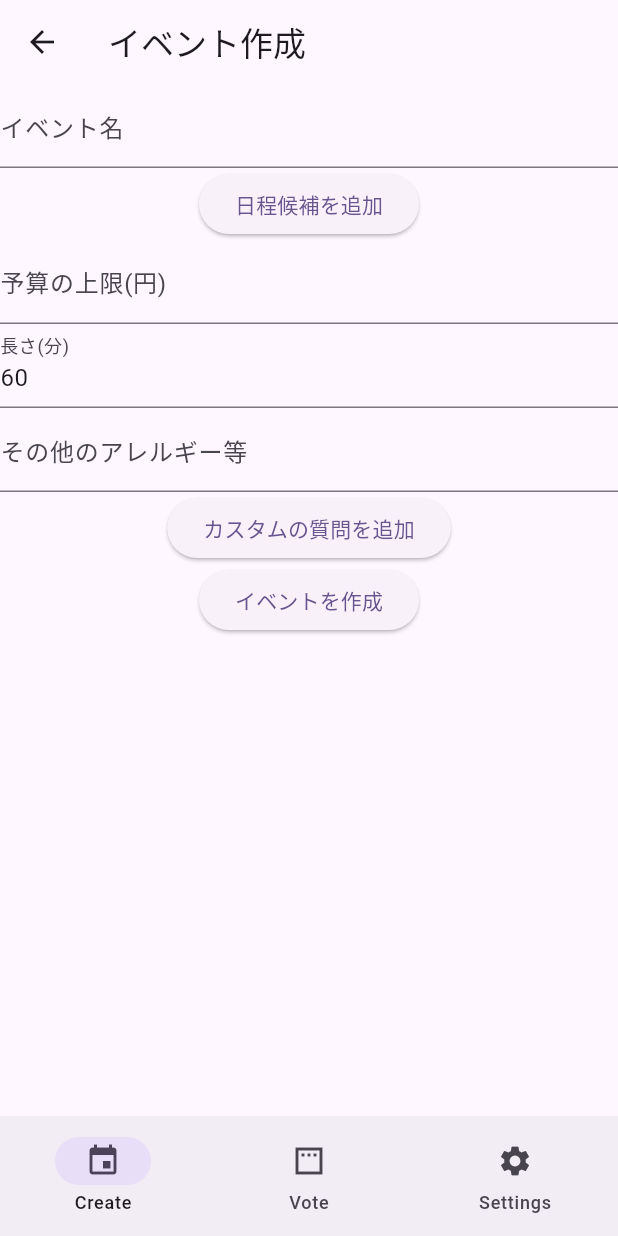
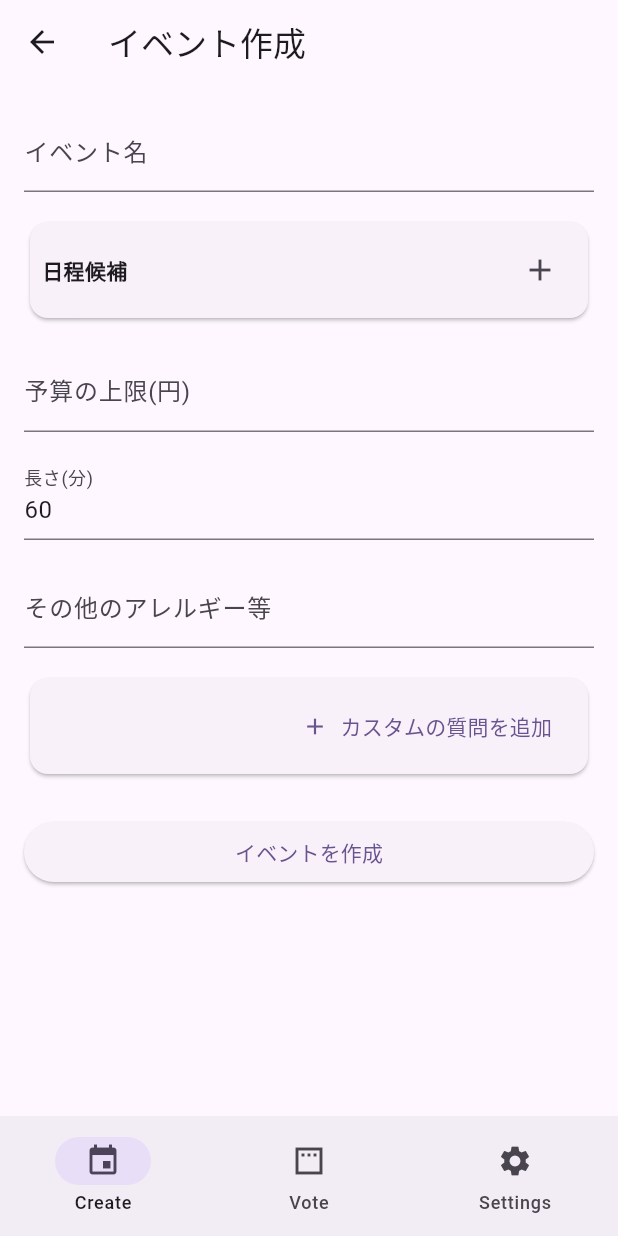
Before and after one commit to atahatah/cheers-planner, a Flutter app: the CreateEventScreen screen opened by its route, on a phone screen of 412 x 824 dp. Run offline on Flutter 3.47's test engine with Material 3 defaults, Android fonts, the phone set to English and light mode, and no system bars; our stand-ins replace cloud_firestore, cloud_functions, firebase_ai, firebase_auth, firebase_core, firebase_storage and 7 more; missing offline and left inert: firebase_app_check, firebase_ui_auth; accounts and stored records are empty; generated files the repository leaves out were written again; statements that could not run were skipped.

Commit message:
イベント関連画面のデザインを改善

```diff
--- a/flutter/lib/features/create/create_event_screen.dart
+++ b/flutter/lib/features/create/create_event_screen.dart
@@ -106,49 +106,77 @@ class CreateEventScreen extends HookConsumerWidget {
       body: Stack(
         alignment: Alignment.center,
         children: [
-          Column(
+          SingleChildScrollView(
+            padding: const EdgeInsets.all(16),
+            child: Column(
+              crossAxisAlignment: CrossAxisAlignment.start,
               children: [
                 TextField(
                   controller: eventName,
                   decoration: const InputDecoration(labelText: 'イベント名'),
                 ),
-              Column(
+                const SizedBox(height: 16),
+                Card(
+                  child: Padding(
+                    padding: const EdgeInsets.all(8),
+                    child: Column(
+                      crossAxisAlignment: CrossAxisAlignment.start,
                       children: [
-                  for (final candidateDateTime in candidateDateTimes.value)
                         Row(
+                          mainAxisAlignment: MainAxisAlignment.spaceBetween,
                           children: [
-                        Text('${candidateDateTime.toLocal()}'),
+                            const Text(
+                              '日程候補',
+                              style: TextStyle(fontWeight: FontWeight.bold),
+                            ),
                             IconButton(
+                              onPressed: addCandidateDateTime,
+                              icon: const Icon(Icons.add),
+                            ),
+                          ],
+                        ),
+                        for (final candidateDateTime
+                            in candidateDateTimes.value)
+                          ListTile(
+                            title: Text('${candidateDateTime.toLocal()}'),
+                            trailing: IconButton(
                               icon: const Icon(Icons.delete),
                               onPressed: () =>
                                   deleteCandidateDateTime(candidateDateTime),
                             ),
-                      ],
                           ),
                       ],
                     ),
-              ElevatedButton(
-                onPressed: addCandidateDateTime,
-                child: const Text('日程候補を追加'),
                   ),
+                ),
+                const SizedBox(height: 16),
                 TextField(
                   controller: budgetUpperLimit,
                   keyboardType: TextInputType.number,
                   decoration: const InputDecoration(labelText: '予算の上限(円)'),
                 ),
+                const SizedBox(height: 16),
                 TextField(
                   controller: minutes,
                   keyboardType: TextInputType.number,
                   decoration: const InputDecoration(labelText: '長さ(分)'),
                 ),
+                const SizedBox(height: 16),
                 TextField(
                   controller: allergiesEtc,
                   decoration: const InputDecoration(labelText: 'その他のアレルギー等'),
                 ),
-              // 固定質問の入力セクション
-              Column(
+                const SizedBox(height: 16),
+                Card(
+                  child: Padding(
+                    padding: const EdgeInsets.all(8),
+                    child: Column(
                       children: [
-                  for (var i = 0; i < questionControllers.value.length; i++)
+                        for (
+                          var i = 0;
+                          i < questionControllers.value.length;
+                          i++
+                        )
                           Row(
                             children: [
                               Expanded(
@@ -169,19 +197,33 @@ class CreateEventScreen extends HookConsumerWidget {
                               ),
                             ],
                           ),
-                  ElevatedButton(
+                        Align(
+                          alignment: Alignment.centerRight,
+                          child: TextButton.icon(
                             onPressed: () {
                               questionControllers.value = [
                                 ...questionControllers.value,
                                 TextEditingController(),
                               ];
                             },
-                    child: const Text('カスタムの質問を追加'),
+                            icon: const Icon(Icons.add),
+                            label: const Text('カスタムの質問を追加'),
+                          ),
                         ),
                       ],
                     ),
-              ElevatedButton(onPressed: submit, child: const Text('イベントを作成')),
+                  ),
+                ),
+                const SizedBox(height: 24),
+                SizedBox(
+                  width: double.infinity,
+                  child: ElevatedButton(
+                    onPressed: submit,
+                    child: const Text('イベントを作成'),
+                  ),
+                ),
               ],
+            ),
           ),
           if (loading.value) ...[
             ModalBarrier(
```
Also changed, not shown: flutter/lib/features/vote/vote_screen.dart (+50 -11 lines). Lines whose indentation alone changed are shown as unchanged.
